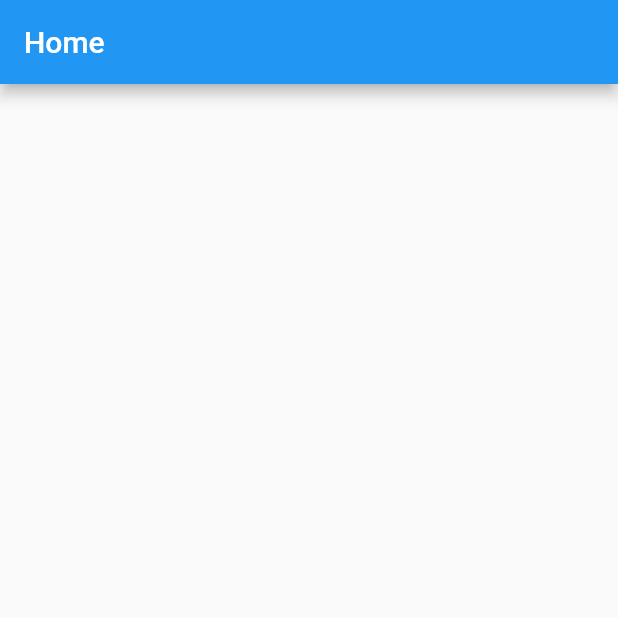
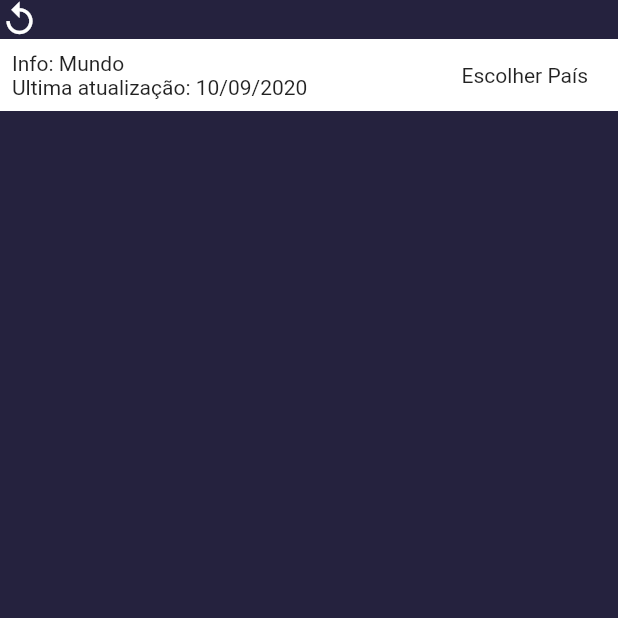
Before and after one commit to renankanu/app_covitando, a Flutter app: the screen it shows after launch, on a phone screen of 412 x 824 dp, the top half of it. Run offline on Flutter 3.47's test engine with Material 2 defaults, Android fonts, the phone set to English and light mode, and no system bars; our stand-ins replace dio, flutter_modular, mobx; generated files the repository leaves out were written again.

Commit message:
Feature - init create home screen

```diff
--- a/lib/app/modules/home/home_page.dart
+++ b/lib/app/modules/home/home_page.dart
@@ -1,3 +1,4 @@
+import 'package:appmodularmobx/app/utils/constants.dart';
 import 'package:flutter/material.dart';
 import 'package:flutter_modular/flutter_modular.dart';
 import 'home_controller.dart';
@@ -14,11 +15,43 @@ class _HomePageState extends ModularState<HomePage, HomeController> {
   @override
   Widget build(BuildContext context) {
     return Scaffold(
-      appBar: AppBar(
-        title: Text(widget.title),
-      ),
-      body: Column(
-        children: <Widget>[],
+      backgroundColor: kEbonyClay,
+      body: SafeArea(
+        child: Column(
+          children: <Widget>[
+            Row(
+              children: [
+                Icon(
+                  Icons.replay,
+                  size: 26,
+                  color: Colors.white,
+                ),
+              ],
+            ),
+            Container(
+              color: Colors.white,
+              child: Padding(
+                padding: const EdgeInsets.all(8.0),
+                child: Row(
+                  mainAxisAlignment: MainAxisAlignment.spaceBetween,
+                  children: [
+                    Column(
+                      crossAxisAlignment: CrossAxisAlignment.start,
+                      children: [
+                        Text("Info: Mundo"),
+                        Text("Ultima atualização: 10/09/2020"),
+                      ],
+                    ),
+                    Padding(
+                      padding: const EdgeInsets.only(right: 12.0),
+                      child: Text('Escolher País'),
+                    )
+                  ],
+                ),
+              ),
+            )
+          ],
+        ),
       ),
     );
   }
```
